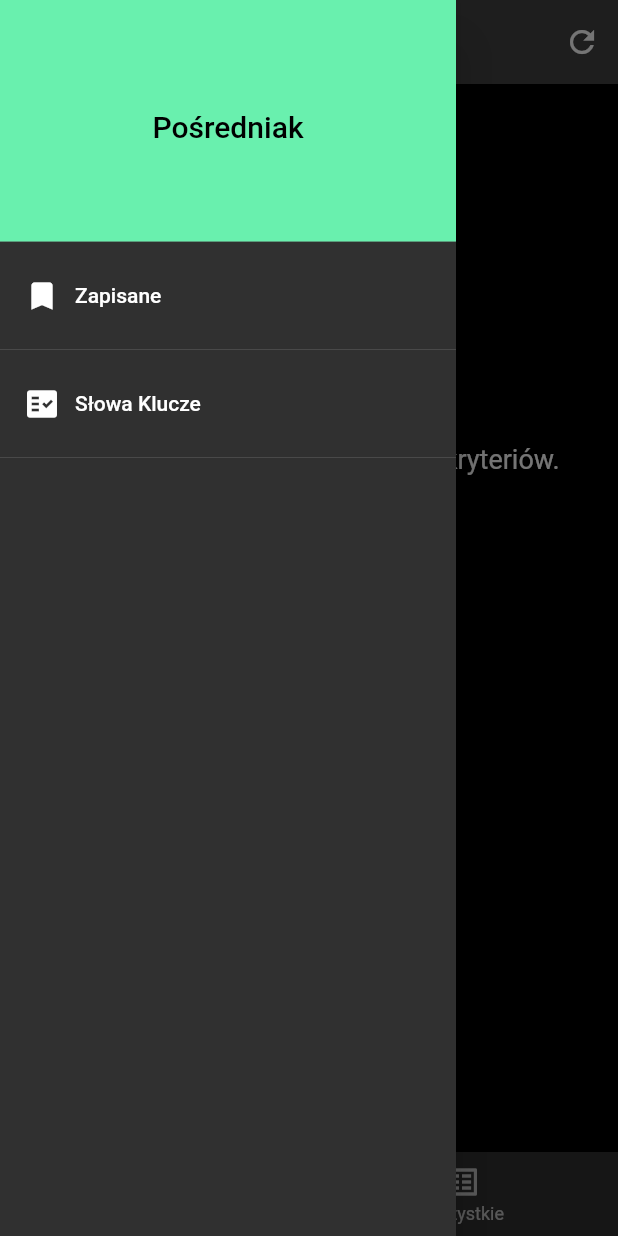
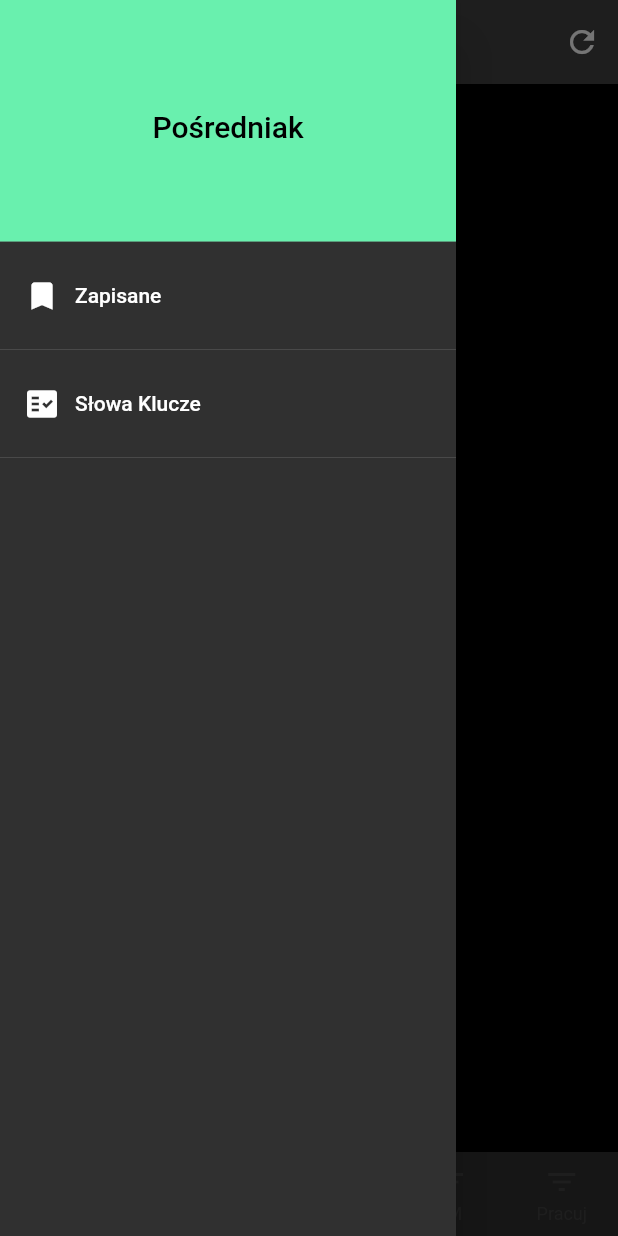
Before and after one commit to jakubjaran/posredniak, a Flutter app: the screen it shows after launch, with the side drawer open, on a phone screen of 412 x 824 dp. Run offline on Flutter 3.47's test engine with Material 2 defaults, Android fonts, the phone set to English and light mode, and no system bars; our stand-ins replace share_plus, sqflite, webview_flutter; accounts and stored records are empty; network calls fail.

Commit message:
Seperate source screens

```diff
--- a/lib/screens/all_offers_screen.dart
+++ /dev/null
@@ -1,19 +0,0 @@
-import 'package:flutter/material.dart';
-import 'package:provider/provider.dart';
-
-import 'package:posredniak_app/widgets/list_item.dart';
-
-import 'package:posredniak_app/providers/offers.dart';
-
-class AllOffersScreen extends StatelessWidget {
-  @override
-  Widget build(BuildContext context) {
-    final offers = Provider.of<Offers>(context).items;
-    return ListView.builder(
-      itemBuilder: (context, index) {
-        return ListItem(offers[index]);
-      },
-      itemCount: offers.length,
-    );
-  }
-}
--- a/lib/screens/home_screen.dart
+++ b/lib/screens/home_screen.dart
@@ -3,7 +3,7 @@ import 'package:provider/provider.dart';
 
 import 'package:posredniak_app/widgets/sidedrawer.dart';
 
-import 'package:posredniak_app/screens/all_offers_screen.dart';
+import 'package:posredniak_app/screens/offers_screen.dart';
 import 'package:posredniak_app/screens/filtered_offers_screen.dart';
 
 import 'package:posredniak_app/providers/offers.dart';
@@ -15,7 +15,7 @@ class HomeScreen extends StatefulWidget {
 
 class _HomeScreenState extends State<HomeScreen> {
   var _isFetching = false;
-  var _selectedTabIndex = 0;
+  var _selectedTabIndex = 1;
 
   Future<void> _fetchOffers() async {
     setState(() {
@@ -40,6 +40,41 @@ class _HomeScreenState extends State<HomeScreen> {
     });
   }
 
+  Widget _tabSwitcher() {
+    switch (_selectedTabIndex) {
+      case 0:
+        return FilteredOffersScreen();
+        break;
+      case 1:
+        return OffersScreen(
+          key: ValueKey('all'),
+        );
+        break;
+      case 2:
+        return OffersScreen(
+          source: 'OLX.pl',
+          key: ValueKey('olx'),
+        );
+        break;
+      case 3:
+        return OffersScreen(
+          source: 'LM.pl',
+          key: ValueKey('lm'),
+        );
+        break;
+      case 4:
+        return new OffersScreen(
+          source: 'pracuj.pl',
+          key: ValueKey('pracuj'),
+        );
+        break;
+      default:
+        return OffersScreen(
+          key: ValueKey('all'),
+        );
+    }
+  }
+
   @override
   Widget build(BuildContext context) {
     return Scaffold(
@@ -51,6 +86,8 @@ class _HomeScreenState extends State<HomeScreen> {
       bottomNavigationBar: BottomNavigationBar(
         onTap: _selectTab,
         currentIndex: _selectedTabIndex,
+        selectedItemColor: Theme.of(context).accentColor,
+        showUnselectedLabels: true,
         items: [
           BottomNavigationBarItem(
             icon: Icon(Icons.face_rounded),
@@ -59,6 +96,18 @@ class _HomeScreenState extends State<HomeScreen> {
           BottomNavigationBarItem(
             icon: Icon(Icons.list_alt),
             label: 'Wszystkie',
+          ),
+          BottomNavigationBarItem(
+            icon: Icon(Icons.filter_list),
+            label: 'OLX',
+          ),
+          BottomNavigationBarItem(
+            icon: Icon(Icons.filter_list),
+            label: 'LM',
+          ),
+          BottomNavigationBarItem(
+            icon: Icon(Icons.filter_list),
+            label: 'Pracuj',
           ),
         ],
       ),
@@ -85,9 +134,7 @@ class _HomeScreenState extends State<HomeScreen> {
                         ],
                       ),
                     )
-                  : _selectedTabIndex == 0
-                      ? FilteredOffersScreen()
-                      : AllOffersScreen(),
+                  : _tabSwitcher(),
               onRefresh: _fetchOffers,
             ),
           ),
--- /dev/null
+++ b/lib/screens/offers_screen.dart
@@ -0,0 +1,35 @@
+import 'package:flutter/material.dart';
+import 'package:posredniak_app/models/offer.dart';
+import 'package:provider/provider.dart';
+
+import 'package:posredniak_app/widgets/list_item.dart';
+
+import 'package:posredniak_app/providers/offers.dart';
+
+class OffersScreen extends StatelessWidget {
+  final String source;
+  OffersScreen({this.source, Key key}) : super(key: key);
+
+  List<Offer> filterOffersBySource(List<Offer> allOffers, String source) =>
+      allOffers.where((offer) => offer.source == source).toList();
+
+  @override
+  Widget build(BuildContext context) {
+    return Consumer<Offers>(
+      builder: (context, data, ch) {
+        List<Offer> offers;
+        if (this.source != null) {
+          offers = filterOffersBySource(data.items, source);
+        } else {
+          offers = data.items;
+        }
+        return ListView.builder(
+          itemBuilder: (context, index) {
+            return ListItem(offers[index]);
+          },
+          itemCount: offers.length,
+        );
+      },
+    );
+  }
+}
```
Also changed, not shown: pubspec.lock.
